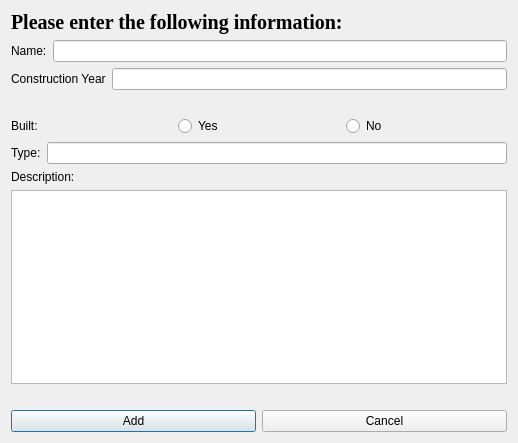
The window that add_computers.ui (HKH515/VLN56) describes before a commit, drawn with Qt 5.
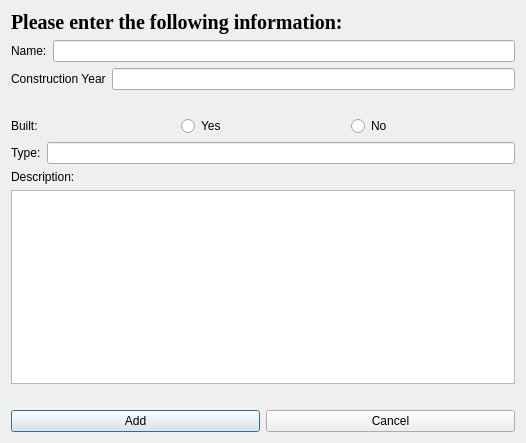
The same window after the commit. Icons and pictures are not drawn.

Commit message: added icons to add windows

What changed in the file:
```diff
--- a/add_computers.ui
+++ b/add_computers.ui
@@ -6,7 +6,7 @@
    <rect>
     <x>0</x>
     <y>0</y>
-    <width>518</width>
+    <width>526</width>
     <height>443</height>
    </rect>
   </property>
```
Left out of the diff: 10 changed lines with no effect on the pictures. The commit also changes 6 other files.
